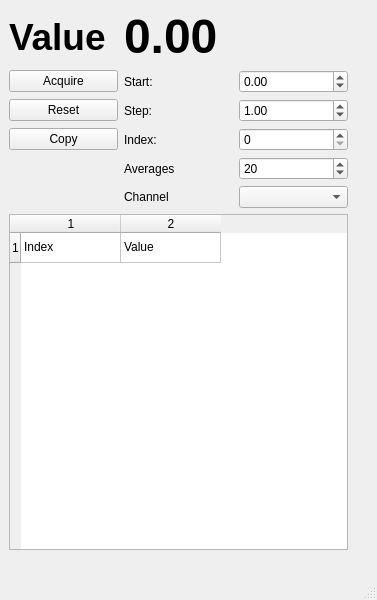
Before: the Qt Designer form MainWindow.ui in shreyaspotnis/manualdaq, drawn with Qt 5.
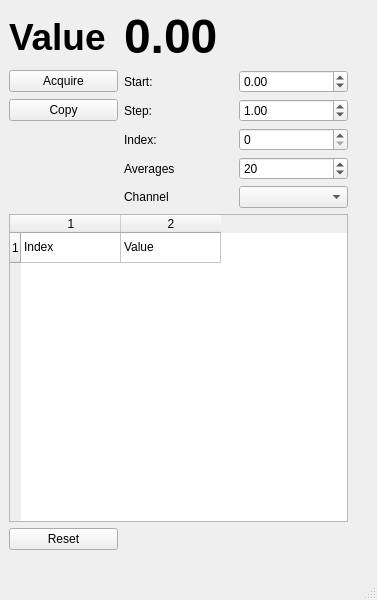
After: the same form once the commit is applied.

Commit message: Changed UI so that reset button is at the bottom

Diff of the .ui file:
```diff
--- a/MainWindow.ui
+++ b/MainWindow.ui
@@ -104,16 +104,6 @@
        </property>
       </widget>
      </item>
-     <item row="2" column="1">
-      <widget class="QPushButton" name="pushReset">
-       <property name="toolTip">
-        <string>Reset the data and set the current index to zero</string>
-       </property>
-       <property name="text">
-        <string>Reset</string>
-       </property>
-      </widget>
-     </item>
      <item row="3" column="2">
       <widget class="QLabel" name="label_3">
        <property name="text">
@@ -151,19 +141,6 @@
        </property>
       </widget>
      </item>
-     <item row="3" column="1">
-      <widget class="QPushButton" name="pushCopy">
-       <property name="toolTip">
-        <string>Copy all data to clipboard. Shortcut Ctrl+Shift+C</string>
-       </property>
-       <property name="text">
-        <string>Copy</string>
-       </property>
-       <property name="shortcut">
-        <string>Ctrl+Shift+C</string>
-       </property>
-      </widget>
-     </item>
      <item row="5" column="3">
       <widget class="QSpinBox" name="spinAverages">
        <property name="toolTip">
@@ -205,6 +182,29 @@
        </property>
       </widget>
      </item>
+     <item row="2" column="1">
+      <widget class="QPushButton" name="pushCopy">
+       <property name="toolTip">
+        <string>Copy all data to clipboard. Shortcut Ctrl+Shift+C</string>
+       </property>
+       <property name="text">
+        <string>Copy</string>
+       </property>
+       <property name="shortcut">
+        <string>Ctrl+Shift+C</string>
+       </property>
+      </widget>
+     </item>
+     <item row="9" column="1">
+      <widget class="QPushButton" name="pushReset">
+       <property name="toolTip">
+        <string>Reset the data and set the current index to zero</string>
+       </property>
+       <property name="text">
+        <string>Reset</string>
+       </property>
+      </widget>
+     </item>
     </layout>
    </widget>
   </widget>
```
Left out of the diff: 16 changed lines with no effect on the pictures. The commit also changes 1 other file.
